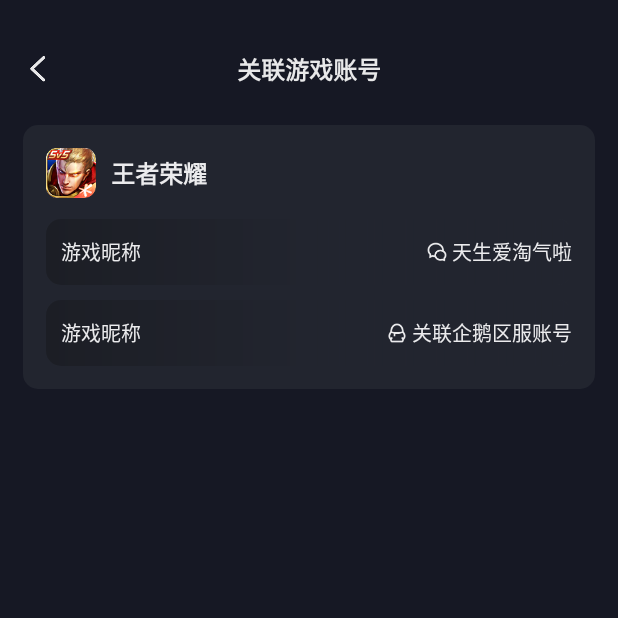
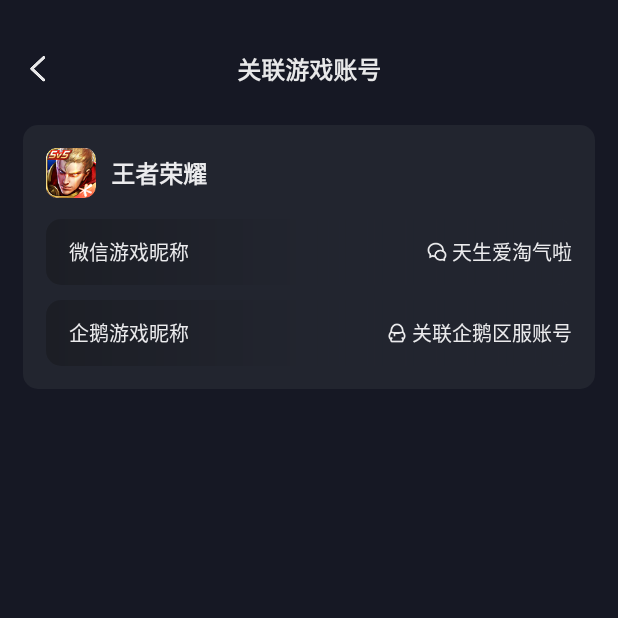
Before and after one commit to sun55/CTDJAndroid, an Android app: the BindGameAccountActivity screen opened directly, with no data from a screen before it, on a phone screen of 412 x 824 dp, the top half of it. Run offline under Robolectric (Android 15) with nearby library versions, the phone set to English and light mode, and no system bars; our stand-ins replace CircleImageView; libraries missing offline, so code that uses them is left out: com.netease.yunxin, com.scwang.smart; pictures from the network do not load.

Commit message:
no message

```diff
--- a/app/src/main/res/layout/activity_bind_game_account.xml
+++ b/app/src/main/res/layout/activity_bind_game_account.xml
@@ -55,9 +55,9 @@
             <TextView
                 android:layout_width="wrap_content"
                 android:layout_height="match_parent"
-                android:layout_marginStart="10dp"
+                android:layout_marginStart="15dp"
                 android:gravity="center"
-                android:text="游戏昵称"
+                android:text="微信游戏昵称"
                 android:textColor="#ffebebed"
                 android:textSize="13sp" />
 
@@ -85,9 +85,9 @@
             <TextView
                 android:layout_width="wrap_content"
                 android:layout_height="match_parent"
-                android:layout_marginStart="10dp"
+                android:layout_marginStart="15dp"
                 android:gravity="center"
-                android:text="游戏昵称"
+                android:text="企鹅游戏昵称"
                 android:textColor="#ffebebed"
                 android:textSize="13sp" />
 
```
Also changed, not shown: app/src/main/res/layout/activity_king_record.xml (+4 -4 lines).
